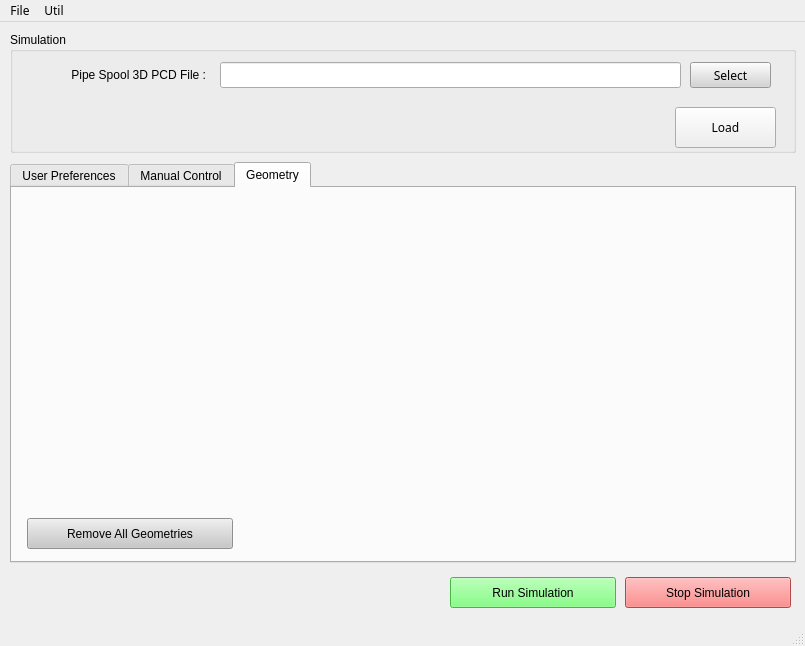
Above: python/controller/controller.ui from yes89929/flame_robotics_drt---pdm before the change. Below: the same form after it.
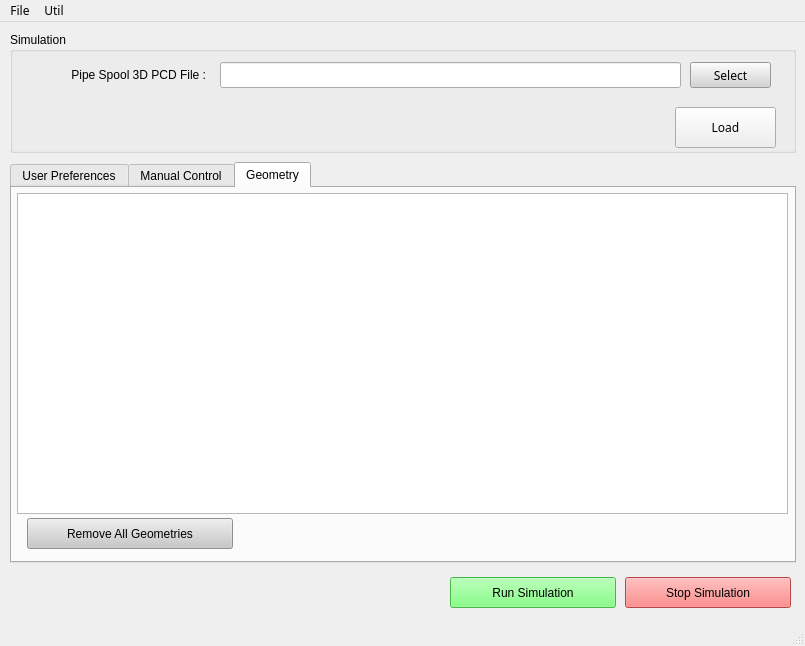
That is the form after the change. The open tabs and pages were chosen to show the change. Icons and pictures are not drawn.

Commit message: add geometry table

Diff of the .ui file:
```diff
--- a/python/controller/controller.ui
+++ b/python/controller/controller.ui
@@ -1151,6 +1151,16 @@
         <normaloff>../resource/delete.png</normaloff>../resource/delete.png</iconset>
       </property>
      </widget>
+     <widget class="QTableView" name="table_geometry">
+      <property name="geometry">
+       <rect>
+        <x>5</x>
+        <y>5</y>
+        <width>771</width>
+        <height>321</height>
+       </rect>
+      </property>
+     </widget>
     </widget>
    </widget>
   </widget>
```
Left out of the diff: 2 changed lines with no effect on the pictures.
